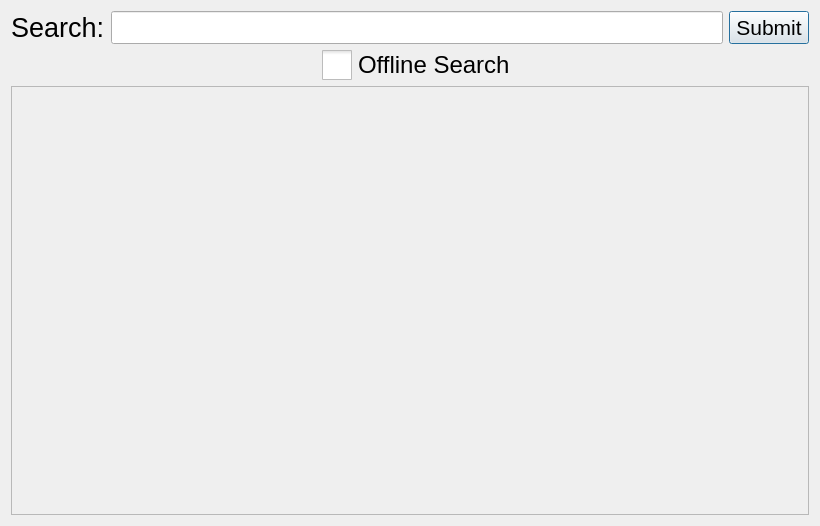
Before: the Qt Designer form ui/dialogs/FoodSearch.ui in OpenFitnessPal/OpenFitnessPal, drawn with Qt 5.
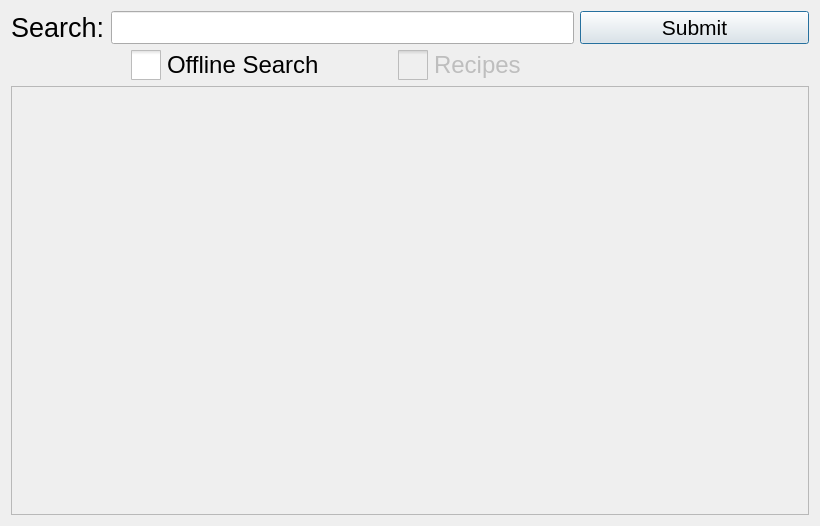
After: the same form once the commit is applied.

Diff of the .ui file:
```diff
--- a/ui/dialogs/FoodSearch.ui
+++ b/ui/dialogs/FoodSearch.ui
@@ -14,8 +14,33 @@
    <string>Search</string>
   </property>
   <layout class="QGridLayout" name="gridLayout">
+   <item row="1" column="1" alignment="Qt::AlignmentFlag::AlignHCenter">
+    <widget class="QCheckBox" name="offline">
+     <property name="font">
+      <font>
+       <pointsize>18</pointsize>
+      </font>
+     </property>
+     <property name="styleSheet">
+      <string notr="true">QCheckBox::indicator {
+     width: 30px;
+     height: 30px;
+ }
+</string>
+     </property>
+     <property name="text">
+      <string>Offline Search</string>
+     </property>
+    </widget>
+   </item>
    <item row="0" column="0">
     <widget class="QLabel" name="label">
+     <property name="sizePolicy">
+      <sizepolicy hsizetype="Maximum" vsizetype="Fixed">
+       <horstretch>0</horstretch>
+       <verstretch>0</verstretch>
+      </sizepolicy>
+     </property>
      <property name="font">
       <font>
        <pointsize>20</pointsize>
@@ -26,17 +51,8 @@
      </property>
     </widget>
    </item>
-   <item row="0" column="1">
-    <widget class="QLineEdit" name="searchBar">
-     <property name="font">
-      <font>
-       <pointsize>16</pointsize>
-      </font>
-     </property>
-    </widget>
-   </item>
-   <item row="0" column="2">
-    <widget class="QPushButton" name="pushButton">
+   <item row="0" column="3">
+    <widget class="QPushButton" name="submit">
      <property name="font">
       <font>
        <pointsize>16</pointsize>
@@ -47,7 +63,7 @@
      </property>
     </widget>
    </item>
-   <item row="3" column="0" colspan="3">
+   <item row="3" column="0" colspan="4">
     <widget class="QScrollArea" name="scrollArea">
      <property name="widgetResizable">
       <bool>true</bool>
@@ -65,8 +81,20 @@
      </widget>
     </widget>
    </item>
-   <item row="1" column="1" alignment="Qt::AlignmentFlag::AlignHCenter">
-    <widget class="QCheckBox" name="offline">
+   <item row="0" column="1" colspan="2">
+    <widget class="QLineEdit" name="searchBar">
+     <property name="font">
+      <font>
+       <pointsize>16</pointsize>
+      </font>
+     </property>
+    </widget>
+   </item>
+   <item row="1" column="2" alignment="Qt::AlignmentFlag::AlignHCenter">
+    <widget class="QCheckBox" name="recipes">
+     <property name="enabled">
+      <bool>false</bool>
+     </property>
      <property name="font">
       <font>
        <pointsize>18</pointsize>
@@ -80,7 +108,7 @@
 </string>
      </property>
      <property name="text">
-      <string>Offline Search</string>
+      <string>Recipes</string>
      </property>
     </widget>
    </item>
```
Left out of the diff: 18 changed lines with no effect on the pictures.
